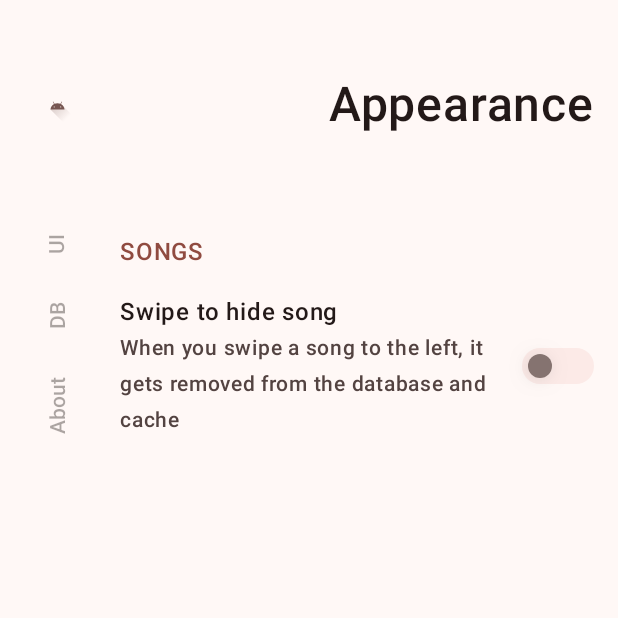
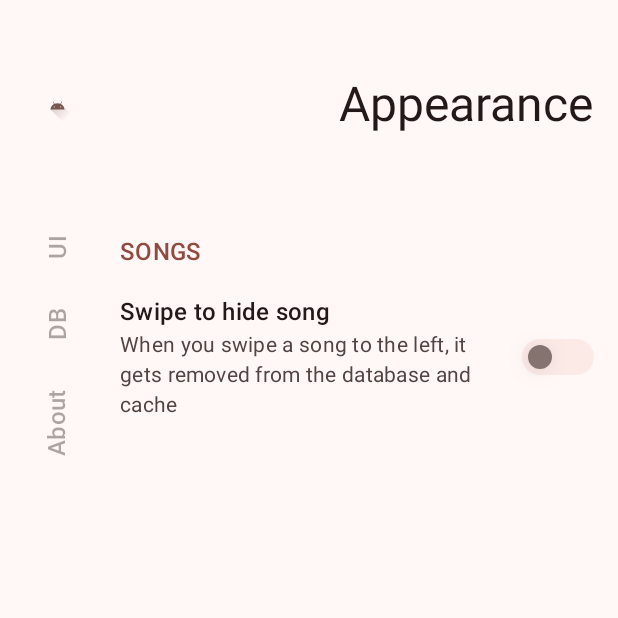
Before and after one commit to IamRezaMousavi/Banafsh, an Android app built with Jetpack Compose: the SettingsScreen screen opened through its navigation route, on a phone screen of 412 x 824 dp, the top half of it. Run offline under Robolectric (Android 15) with nearby library versions, the phone set to English and light mode, and no system bars.

Commit message:
styled texts with md3 typography

```diff
--- a/app/src/main/java/app/banafsh/android/ui/component/Header.kt
+++ b/app/src/main/java/app/banafsh/android/ui/component/Header.kt
@@ -13,9 +13,7 @@ import androidx.compose.material3.Text
 import androidx.compose.runtime.Composable
 import androidx.compose.ui.Alignment
 import androidx.compose.ui.Modifier
-import androidx.compose.ui.text.font.FontWeight
 import androidx.compose.ui.unit.dp
-import androidx.compose.ui.unit.sp
 import app.banafsh.android.ui.theme.Dimensions
 
 @Composable
@@ -54,8 +52,7 @@ fun Header(
     titleContent = {
         Text(
             title,
-            fontSize = 32.sp,
-            fontWeight = FontWeight.Medium,
+            style = MaterialTheme.typography.headlineLarge,
             color = MaterialTheme.colorScheme.onSurface,
         )
     },
--- a/app/src/main/java/app/banafsh/android/ui/component/NavigationRail.kt
+++ b/app/src/main/java/app/banafsh/android/ui/component/NavigationRail.kt
@@ -18,9 +18,9 @@ import androidx.compose.foundation.layout.padding
 import androidx.compose.foundation.layout.size
 import androidx.compose.foundation.rememberScrollState
 import androidx.compose.foundation.shape.CircleShape
-import androidx.compose.foundation.text.BasicText
 import androidx.compose.foundation.verticalScroll
 import androidx.compose.material3.MaterialTheme
+import androidx.compose.material3.Text
 import androidx.compose.runtime.Composable
 import androidx.compose.runtime.getValue
 import androidx.compose.ui.Alignment
@@ -31,9 +31,6 @@ import androidx.compose.ui.graphics.ColorFilter
 import androidx.compose.ui.graphics.graphicsLayer
 import androidx.compose.ui.layout.layout
 import androidx.compose.ui.res.painterResource
-import androidx.compose.ui.text.TextStyle
-import androidx.compose.ui.text.font.FontWeight
-import androidx.compose.ui.text.style.TextAlign
 import androidx.compose.ui.unit.dp
 import app.banafsh.android.LocalPlayerAwareWindowInsets
 import app.banafsh.android.ui.theme.Dimensions
@@ -88,9 +85,7 @@ inline fun NavigationRail(
 
         Column(
             horizontalAlignment = Alignment.CenterHorizontally,
-            modifier =
-                Modifier
-                    .fillMaxHeight(),
+            modifier = Modifier.fillMaxHeight(),
         ) {
             val transition = updateTransition(targetState = tabIndex, label = null)
 
@@ -131,14 +126,10 @@ inline fun NavigationRail(
                                 }
                                 .size(6.dp * 2),
                     )
-                    BasicText(
+                    Text(
                         text = text,
-                        style =
-                            TextStyle(
-                                fontWeight = FontWeight.SemiBold,
-                                color = textColor,
-                                textAlign = TextAlign.Center,
-                            ),
+                        style = MaterialTheme.typography.titleMedium,
+                        color = textColor,
                         modifier =
                             Modifier
                                 .vertical(true)
--- a/app/src/main/java/app/banafsh/android/ui/item/SongItem.kt
+++ b/app/src/main/java/app/banafsh/android/ui/item/SongItem.kt
@@ -9,13 +9,12 @@ import androidx.compose.foundation.layout.fillMaxWidth
 import androidx.compose.foundation.layout.padding
 import androidx.compose.foundation.layout.size
 import androidx.compose.foundation.shape.RoundedCornerShape
-import androidx.compose.foundation.text.BasicText
 import androidx.compose.material3.MaterialTheme
+import androidx.compose.material3.Text
 import androidx.compose.runtime.Composable
 import androidx.compose.ui.Alignment
 import androidx.compose.ui.Modifier
 import androidx.compose.ui.draw.clip
-import androidx.compose.ui.text.font.FontWeight
 import androidx.compose.ui.text.style.TextOverflow
 import androidx.compose.ui.unit.dp
 import app.banafsh.android.model.Song
@@ -56,13 +55,10 @@ fun SongItem(
                 verticalAlignment = Alignment.CenterVertically,
                 horizontalArrangement = Arrangement.SpaceBetween,
             ) {
-                BasicText(
+                Text(
                     text = song.title,
-                    style =
-                        MaterialTheme.typography.titleSmall.copy(
-                            fontWeight = FontWeight.Bold,
-                            color = MaterialTheme.colorScheme.primary,
-                        ),
+                    style = MaterialTheme.typography.titleMedium,
+                    color = MaterialTheme.colorScheme.primary,
                     maxLines = 1,
                     overflow = TextOverflow.Ellipsis,
                     modifier = Modifier.weight(1f),
@@ -70,13 +66,10 @@ fun SongItem(
 
                 it()
             }
-        } ?: BasicText(
+        } ?: Text(
             text = song.title,
-            style =
-                MaterialTheme.typography.titleSmall.copy(
-                    fontWeight = FontWeight.Bold,
-                    color = MaterialTheme.colorScheme.primary,
-                ),
+            style = MaterialTheme.typography.titleMedium,
+            color = MaterialTheme.colorScheme.primary,
             maxLines = 1,
             overflow = TextOverflow.Ellipsis,
         )
@@ -87,18 +80,20 @@ fun SongItem(
             modifier = Modifier.fillMaxWidth(),
         ) {
             song.artist?.let { artist ->
-                BasicText(
+                Text(
                     text = artist,
-                    style = MaterialTheme.typography.bodyMedium.copy(color = MaterialTheme.colorScheme.secondary),
+                    style = MaterialTheme.typography.bodyMedium,
+                    color = MaterialTheme.colorScheme.secondary,
                     maxLines = 1,
                     overflow = TextOverflow.Ellipsis,
                 )
             }
 
             song.duration?.let { duration ->
-                BasicText(
+                Text(
                     text = duration.toString(),
-                    style = MaterialTheme.typography.bodySmall.copy(color = MaterialTheme.colorScheme.secondary),
+                    style = MaterialTheme.typography.bodySmall,
+                    color = MaterialTheme.colorScheme.secondary,
                     maxLines = 1,
                     overflow = TextOverflow.Ellipsis,
                     modifier = Modifier.padding(top = 4.dp),
--- a/app/src/main/java/app/banafsh/android/ui/screen/settings/SettingsScreen.kt
+++ b/app/src/main/java/app/banafsh/android/ui/screen/settings/SettingsScreen.kt
@@ -21,9 +21,7 @@ import androidx.compose.runtime.Composable
 import androidx.compose.ui.Alignment
 import androidx.compose.ui.Modifier
 import androidx.compose.ui.draw.alpha
-import androidx.compose.ui.text.font.FontWeight
 import androidx.compose.ui.unit.dp
-import androidx.compose.ui.unit.sp
 import androidx.navigation.NavController
 import app.banafsh.android.LocalPlayerAwareWindowInsets
 import app.banafsh.android.R
@@ -83,8 +81,7 @@ fun SettingsCategoryScreen(
             description?.let { description ->
                 Text(
                     description,
-                    fontSize = 16.sp,
-                    fontWeight = FontWeight.Medium,
+                    style = MaterialTheme.typography.bodyLarge,
                     color = MaterialTheme.colorScheme.onSecondary,
                 )
                 SettingsGroupSpacer()
@@ -103,7 +100,7 @@ fun SettingsGroup(
 ) = Column(modifier = modifier) {
     Text(
         title.uppercase(),
-        fontWeight = FontWeight.SemiBold,
+        style = MaterialTheme.typography.titleMedium,
         color = MaterialTheme.colorScheme.primary,
         modifier =
             Modifier
@@ -113,8 +110,7 @@ fun SettingsGroup(
     description?.let {
         Text(
             description,
-            fontSize = 16.sp,
-            fontWeight = FontWeight.Medium,
+            style = MaterialTheme.typography.bodyMedium,
             color = MaterialTheme.colorScheme.onSecondary,
             modifier =
                 Modifier
@@ -148,15 +144,13 @@ fun SettingsEntry(
     Column(modifier = Modifier.weight(1f)) {
         Text(
             title,
-            fontSize = 16.sp,
-            fontWeight = FontWeight.SemiBold,
+            style = MaterialTheme.typography.titleMedium,
             color = MaterialTheme.colorScheme.onSurface,
         )
         text?.let {
             Text(
                 text,
-                fontSize = 14.sp,
-                fontWeight = FontWeight.SemiBold,
+                style = MaterialTheme.typography.bodyMedium,
                 color = MaterialTheme.colorScheme.onSurfaceVariant,
             )
         }
```
